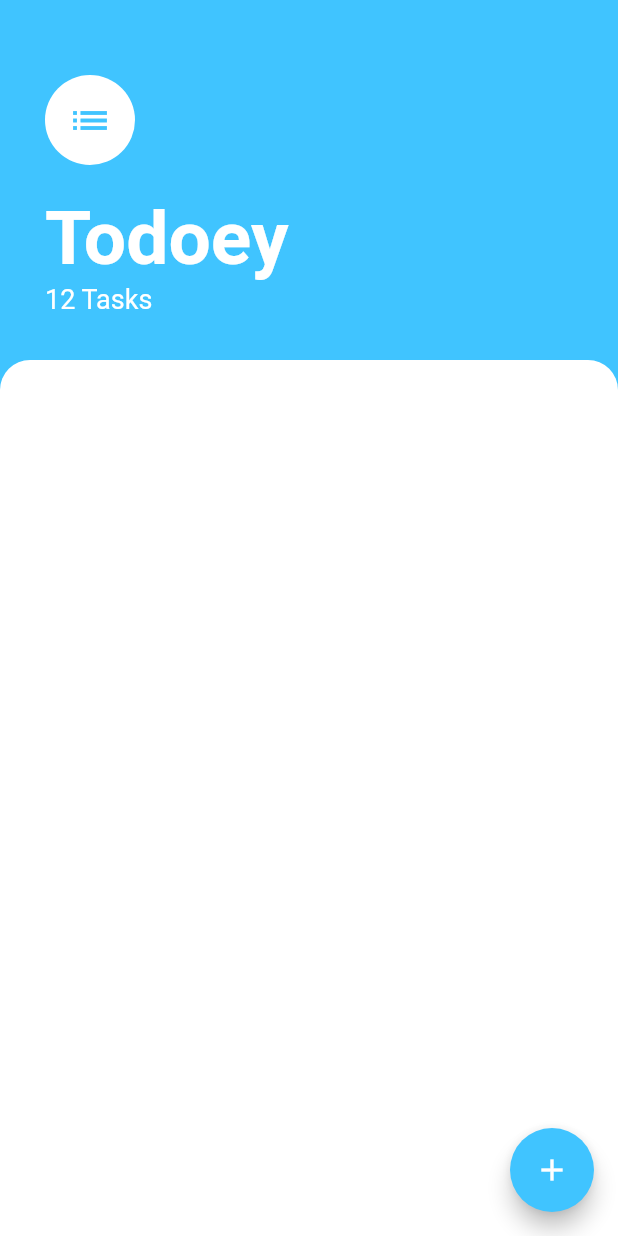
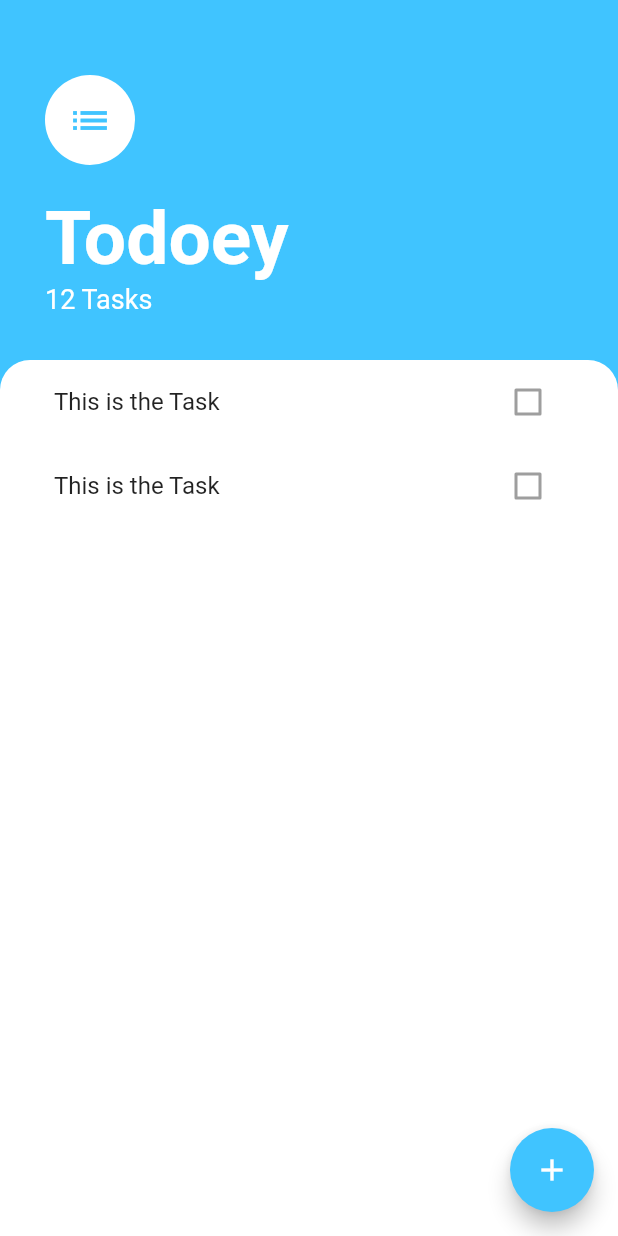
Before and after one commit to vinayreddyking/flutter_todoey_app_tutorial, a Flutter app: the screen it shows after launch, on a phone screen of 412 x 824 dp. Run offline on Flutter 3.47's test engine with Material 2 defaults, Android fonts, the phone set to English and light mode, and no system bars.

Commit message:
3rd video completed, Just Design, and seperation of List view

```diff
--- a/lib/screens/tasks_screen.dart
+++ b/lib/screens/tasks_screen.dart
@@ -1,4 +1,6 @@
 import 'package:flutter/material.dart';
+
+import 'package:todoey_app/widgets/tasks_list.dart';
 
 class TasksScreen extends StatelessWidget {
   @override
@@ -51,12 +53,17 @@ class TasksScreen extends StatelessWidget {
             ),
             Expanded(
               child: Container(
+                padding: EdgeInsets.symmetric(
+                  horizontal: 20,
+                ),
                 decoration: BoxDecoration(
-                    color: Colors.white,
-                    borderRadius: BorderRadius.only(
-                      topLeft: Radius.circular(20),
-                      topRight: Radius.circular(20),
-                    )),
+                  color: Colors.white,
+                  borderRadius: BorderRadius.only(
+                    topLeft: Radius.circular(20),
+                    topRight: Radius.circular(20),
+                  ),
+                ),
+                child: TasksList(),
               ),
             ),
           ],
--- /dev/null
+++ b/lib/widgets/task_tile.dart
@@ -0,0 +1,13 @@
+import 'package:flutter/material.dart';
+
+class TaskTile extends StatelessWidget {
+  @override
+  Widget build(BuildContext context) {
+    return ListTile(
+      title: Text('This is the Task'),
+      trailing: Checkbox(
+        value: false,
+      ),
+    );
+  }
+}
--- /dev/null
+++ b/lib/widgets/tasks_list.dart
@@ -0,0 +1,15 @@
+import 'package:flutter/material.dart';
+
+import 'package:todoey_app/widgets/task_tile.dart';
+
+class TasksList extends StatelessWidget {
+  @override
+  Widget build(BuildContext context) {
+    return ListView(
+      children: <Widget>[
+        TaskTile(),
+        TaskTile(),
+      ],
+    );
+  }
+}
```
